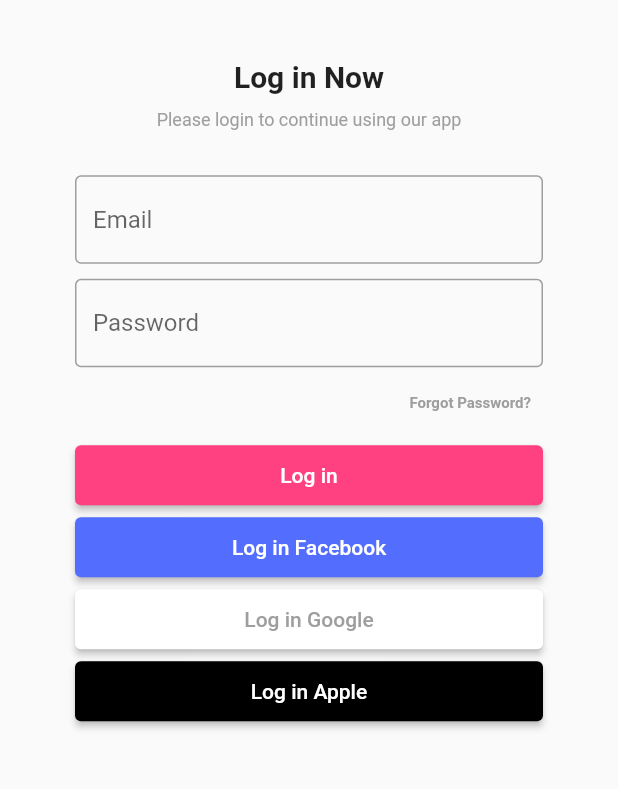
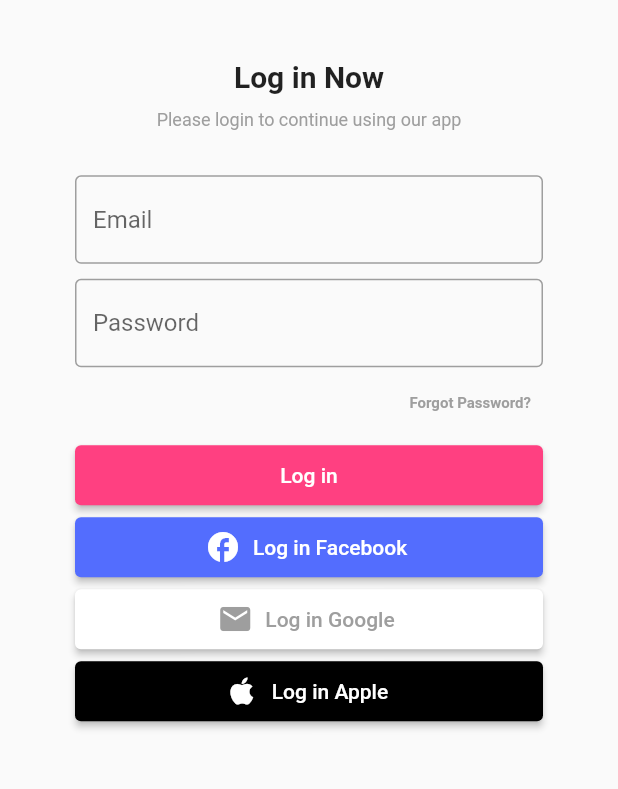
Before and after one commit to Aon1840/TopRewardApp, a Flutter app: the screen it shows after launch, after a tap on "Log in Facebook", on a phone screen of 412 x 824 dp, the part 290-1079 px from its top. Run offline on Flutter 3.47's test engine with Material 2 defaults, Android fonts, the phone set to English and light mode, and no system bars.

Commit message:
add icon and show snackbar when click

```diff
--- a/lib/login.dart
+++ b/lib/login.dart
@@ -146,39 +146,55 @@ class _MyHomePageState extends State<MyHomePage> {
                                   builder: (context) => const Home()));
                         },
                       ),
-                      ElevatedButton(
+                      ElevatedButton.icon(
                           style: ElevatedButton.styleFrom(
                             backgroundColor: Colors.indigoAccent,
                             minimumSize: const Size.fromHeight(40),
                           ),
-                        child: const Text("Log in Facebook"),
                           onPressed: () {
-                          debugPrint('Login Facebook');
+                            ScaffoldMessenger.of(context)
+                                .showSnackBar(const SnackBar(
+                              duration: Duration(milliseconds: 1),
+                              content: Text("Login Facebook"),
+                            ));
                           },
-                      ),
-                      ElevatedButton(
+                          icon: const Icon(Icons.facebook),
+                          label: const Text("Log in Facebook")),
+                      ElevatedButton.icon(
                         style: ElevatedButton.styleFrom(
                           backgroundColor: Colors.white,
                           minimumSize: const Size.fromHeight(40),
                         ),
-                        child: const Text(
+                        onPressed: () {
+                          ScaffoldMessenger.of(context)
+                              .showSnackBar(const SnackBar(
+                            duration: Duration(milliseconds: 1),
+                            content: Text("Log in google"),
+                          ));
+                        },
+                        icon: const Icon(
+                          Icons.mail,
+                          color: Colors.grey,
+                        ),
+                        label: const Text(
                           "Log in Google",
                           style: TextStyle(color: Colors.grey),
                         ),
-                        onPressed: () {
-                          debugPrint('Login Google');
-                        },
                       ),
-                      ElevatedButton(
+                      ElevatedButton.icon(
                           style: ElevatedButton.styleFrom(
                             backgroundColor: Colors.black,
                             minimumSize: const Size.fromHeight(40),
                           ),
-                        child: const Text("Log in Apple"),
                           onPressed: () {
-                          debugPrint('Login Apple');
+                            ScaffoldMessenger.of(context)
+                                .showSnackBar(const SnackBar(
+                              duration: Duration(milliseconds: 1),
+                              content: Text("Log in Apple"),
+                            ));
                           },
-                      ),
+                          icon: const Icon(Icons.apple),
+                          label: const Text("Log in Apple"))
                     ],
                   )))
         ],
```
Lines whose indentation alone changed are shown as unchanged.
